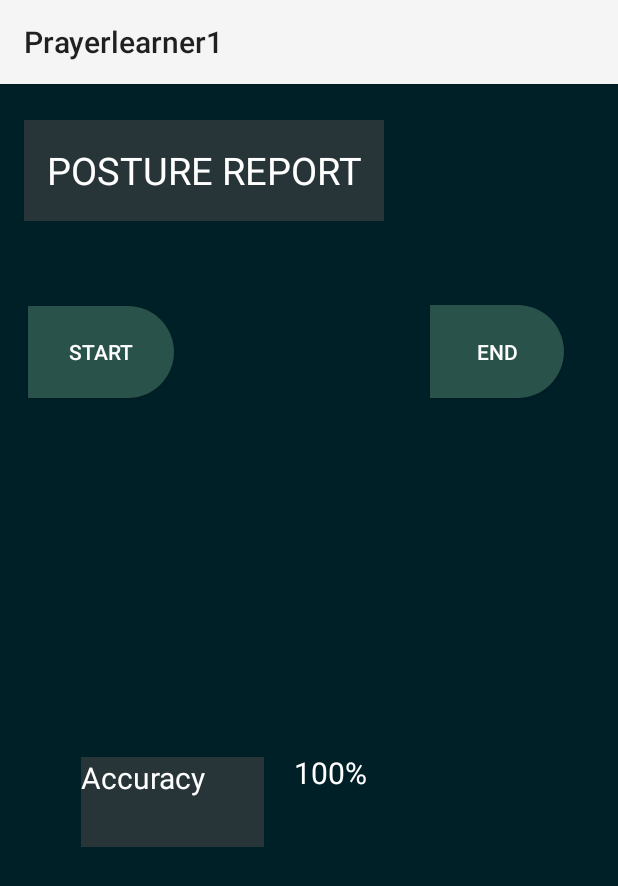
After one commit to dannyz61/Prayer-Learner, an Android app: the PostureResult screen opened directly, with no data from a screen before it, on a phone screen of 412 x 824 dp. The commit adds this screen. Shown: the top 886 px of the screen. Run offline under Robolectric (Android 15) with nearby library versions, the phone set to English and light mode, and no system bars; libraries missing offline, so code that uses them is left out: com.chaquo.python, com.opencsv.

Commit message:
Seprate Posture File Generated

```diff
--- /dev/null
+++ b/app/src/main/java/com/example/prayerlearner1/PostureResult.java
@@ -0,0 +1,154 @@
+package com.example.prayerlearner1;
+
+import androidx.appcompat.app.AppCompatActivity;
+import androidx.core.app.ActivityCompat;
+
+import android.Manifest;
+import android.content.Intent;
+import android.content.pm.PackageManager;
+import android.hardware.Sensor;
+import android.hardware.SensorEvent;
+import android.hardware.SensorEventListener;
+import android.hardware.SensorManager;
+import android.os.Bundle;
+import android.provider.Settings;
+import android.util.Log;
+import android.view.View;
+import android.widget.TextView;
+import android.widget.Toast;
+
+import com.chaquo.python.PyObject;
+import com.chaquo.python.Python;
+import com.chaquo.python.android.AndroidPlatform;
+import com.opencsv.CSVWriter;
+
+import java.io.FileWriter;
+import java.io.IOException;
+import java.math.BigDecimal;
+import java.util.ArrayList;
+import java.util.List;
+
+public class PostureResult extends AppCompatActivity implements SensorEventListener  {
+    SensorManager sensorManager, sensorManager1, sensorManager2;
+    List<String[]> data;
+    Long lastTimeUpdate;
+    View v;
+    TextView acc0,acc1,acc2,gyr0,gyr1,gyr2,meg0,meg1,meg2;
+    String csv = "/sdcard/Download/SensorData.csv";// Here csv
+    @Override
+    protected void onCreate(Bundle savedInstanceState) {
+        super.onCreate(savedInstanceState);
+        setContentView(R.layout.activity_posture_result);
+        ActivityCompat.requestPermissions(this, new String[]{Manifest.permission.WRITE_EXTERNAL_STORAGE, Manifest.permission.MANAGE_EXTERNAL_STORAGE, Manifest.permission.READ_EXTERNAL_STORAGE}, PackageManager.PERMISSION_GRANTED);
+
+        data = new ArrayList<String[]>();
+//        data.add(new String[]{"Sensors"," ", " ", "Accelemeter", " ", ""," ", "Gyrometer", "", "","", "Magnetometer", ""});
+        data.add(new String[]{"Axis", "TS1","X1", "Y1", "Z1", "TS2","X2", "Y2", "Z2","TS3", "X3", "Y3", "Z3"});
+
+
+        sensorManager = (SensorManager) getSystemService(SENSOR_SERVICE);
+        sensorManager1 = (SensorManager) getSystemService(SENSOR_SERVICE);
+        sensorManager2 = (SensorManager) getSystemService(SENSOR_SERVICE);
+    }
+
+
+    public void start_file(View view) {
+        sensorManager2.registerListener(this, sensorManager2.getDefaultSensor(Sensor.TYPE_MAGNETIC_FIELD), SensorManager.SENSOR_DELAY_NORMAL);
+        sensorManager1.registerListener(this, sensorManager1.getDefaultSensor(Sensor.TYPE_ACCELEROMETER), SensorManager.SENSOR_DELAY_NORMAL);
+        sensorManager.registerListener(this, sensorManager.getDefaultSensor(Sensor.TYPE_GYROSCOPE), SensorManager.SENSOR_DELAY_NORMAL);
+    }
+
+    @Override
+    public void onSensorChanged(SensorEvent event) {
+        if (event.sensor.getType() == Sensor.TYPE_ACCELEROMETER) {
+            getMyAccelerometerValues(event);
+        } else if (event.sensor.getType() == Sensor.TYPE_GYROSCOPE) {
+            getMyGyroscope(event);
+        } else if (event.sensor.getType() == Sensor.TYPE_MAGNETIC_FIELD) {
+            getMyMagneticfield(event);
+        }
+
+    }
+    public void getMyAccelerometerValues(SensorEvent event) {
+        float[] values = event.values;
+        float x = values[0];
+        float y = values[1];
+        float z = values[2];
+        BigDecimal bd = new BigDecimal(event.timestamp);
+        long val = bd.longValue();
+        Log.d("danny", "getMyAccelerometerValues: "+val);
+        data.add(new String[]{"",String.valueOf(val), String.valueOf((float) event.values[0]), String.valueOf((float) event.values[1]), String.valueOf((float) event.values[2]),"", "", "", "", "", "", ""});
+//        acc0.setText(String.valueOf(x));
+//        acc1.setText(String.valueOf(y));
+//        acc2.setText(String.valueOf(z));
+//        Toast.makeText(this,"accelerometer data \nvalue of x is "+x+"\nvalue of Y "+y+"\nvalue of z "+z,Toast.LENGTH_LONG).show();
+//        getWindow().getDecorView().setBackgroundColor(Color.RED);
+
+    }
+
+    public void getMyGyroscope(SensorEvent event) {
+        float[] values = event.values;
+        float x = values[0];
+        float y = values[1];
+        float z = values[2];
+        BigDecimal bd = new BigDecimal(event.timestamp);
+        long val = bd.longValue();
+        data.add(new String[]{"","", "", "","", String.valueOf(val), String.valueOf((float) event.values[0]), String.valueOf((float) event.values[1]), String.valueOf((float) event.values[2]),"", "", "", ""});
+//        gyr0.setText(String.valueOf(x));
+//        gyr1.setText(String.valueOf(y));
+//        gyr2.setText(String.valueOf(z));
+        //Toast.makeText(this,"Gyroscope data \nvalue of x is "+x+"\nvalue of Y "+y+"value of z "+z,Toast.LENGTH_LONG).show();
+        // getWindow().getDecorView().setBackgroundColor(Color.RED);
+
+    }
+
+    public void getMyMagneticfield(SensorEvent event) {
+        float[] values = event.values;
+        float x = values[0];
+        float y = values[1];
+        float z = values[2];
+        BigDecimal bd = new BigDecimal(event.timestamp);
+        long val = bd.longValue();
+        data.add(new String[]{"","", "", "", "", "", "","","", String.valueOf(val), String.valueOf((float) event.values[0]), String.valueOf((float) event.values[1]), String.valueOf((float) event.values[2])});
+//        meg0.setText(String.valueOf(x));
+//        meg1.setText(String.valueOf(y));
+//        meg2.setText(String.valueOf(z));
+        // Toast.makeText(this,"Magnetometer data \nvalue of x is "+x+"\nvalue of Y "+y+"value of z "+z,Toast.LENGTH_LONG).show();
+        // getWindow().getDecorView().setBackgroundColor(Color.RED);
+
+    }
+
+
+    @Override
+    public void onAccuracyChanged(Sensor sensor, int accuracy) {
+
+    }
+
+    public void end_file(View view) {
+        try {
+            sensorManager.unregisterListener(this);
+            sensorManager1.unregisterListener(this);
+            sensorManager2.unregisterListener(this);
+            CSVWriter writer1;
+            writer1 = null;
+            writer1 = new CSVWriter(new FileWriter(csv));
+            Toast.makeText(this, "Data Exported "+csv+" Succesfully", Toast.LENGTH_LONG).show();
+            writer1.writeAll(data); // data is adding to csv
+            writer1.close();
+            if (! Python.isStarted()) {
+                Python.start(new AndroidPlatform(this));
+            }
+            Python py=Python.getInstance();
+            PyObject pyobj = py.getModule("myscript");
+            PyObject obj = pyobj.callAttr("main");
+
+        } catch (IOException e) {
+            Toast.makeText(this, "File not Created \nYour System Storage is not acceccible", Toast.LENGTH_SHORT).show();
+            startActivity(new Intent(Settings.ACTION_MANAGE_ALL_FILES_ACCESS_PERMISSION));
+            Toast.makeText(this, "Allow Prayer Learner to Access Files", Toast.LENGTH_SHORT).show();
+            e.printStackTrace();
+
+        }
+
+    }
+}
--- a/app/src/main/java/com/example/prayerlearner1/QiblaDirection.java
+++ b/app/src/main/java/com/example/prayerlearner1/QiblaDirection.java
@@ -74,7 +74,7 @@ public class QiblaDirection extends AppCompatActivity implements SensorEventList
     @Override
     public void onSensorChanged(SensorEvent event) {
         int degree =Math.round(event.values[0]) ;
-        RotateAnimation animation=new RotateAnimation(currentDegree,-degree,Animation.RELATIVE_TO_SELF, 0.5f,Animation.RELATIVE_TO_SELF, 0.5f);
+        RotateAnimation animation=new RotateAnimation(-currentDegree-60,-degree,Animation.RELATIVE_TO_SELF, 0.5f,Animation.RELATIVE_TO_SELF, 0.5f);
         animation.setDuration( 500) ;
         animation. setFillAfter( true) ;
         qibla_view.setAnimation (animation) ;
--- /dev/null
+++ b/app/src/main/res/layout/activity_posture_result.xml
@@ -0,0 +1,80 @@
+<?xml version="1.0" encoding="utf-8"?>
+<androidx.constraintlayout.widget.ConstraintLayout xmlns:android="http://schemas.android.com/apk/res/android"
+    xmlns:app="http://schemas.android.com/apk/res-auto"
+    xmlns:tools="http://schemas.android.com/tools"
+    android:layout_width="match_parent"
+    android:layout_height="match_parent"
+    android:background="#002028"
+    tools:context=".PostureResult">
+
+    <TextView
+        android:id="@+id/textView15"
+        android:layout_width="240dp"
+        android:layout_height="67dp"
+        android:layout_marginStart="16dp"
+        android:layout_marginTop="24dp"
+        android:background="#9444"
+        android:gravity="center"
+        android:text="POSTURE REPORT"
+        android:textAlignment="center"
+        android:textColor="@color/white"
+        android:textSize="25dp"
+        app:layout_constraintStart_toStartOf="parent"
+        app:layout_constraintTop_toTopOf="parent" />
+
+    <TextView
+        android:id="@+id/textView36"
+        android:layout_width="122dp"
+        android:layout_height="60dp"
+        android:layout_marginStart="196dp"
+        android:layout_marginTop="236dp"
+        android:text="100%"
+        android:textColor="@color/white"
+        android:textSize="20sp"
+        app:layout_constraintStart_toStartOf="parent"
+        app:layout_constraintTop_toBottomOf="@+id/button12" />
+
+    <TextView
+        android:id="@+id/textView22"
+        android:layout_width="122dp"
+        android:layout_height="60dp"
+        android:layout_marginStart="40dp"
+        android:layout_marginTop="239dp"
+        android:background="#9444"
+        android:text="Accuracy"
+        android:textColor="@color/white"
+        android:textSize="20sp"
+        app:layout_constraintEnd_toStartOf="@+id/textView36"
+        app:layout_constraintHorizontal_bias="0.411"
+        app:layout_constraintStart_toStartOf="parent"
+        app:layout_constraintTop_toBottomOf="@+id/button5" />
+
+    <Button
+        android:id="@+id/button5"
+        android:layout_width="97dp"
+        android:layout_height="61dp"
+        android:layout_marginTop="148dp"
+        android:layout_marginEnd="296dp"
+        android:background="@drawable/roundbtn"
+        android:onClick="start_file"
+        android:text="Start"
+        android:textColor="@color/white"
+        app:cornerRadius="10sp"
+        app:layout_constraintEnd_toEndOf="parent"
+        app:layout_constraintTop_toTopOf="parent" />
+
+    <Button
+        android:id="@+id/button12"
+        android:layout_width="89dp"
+        android:layout_height="62dp"
+        android:layout_marginTop="56dp"
+        android:layout_marginEnd="36dp"
+        android:background="@drawable/roundbtn"
+        android:text="end"
+        android:onClick="end_file"
+        android:textColor="@color/white"
+        app:cornerRadius="10sp"
+        app:layout_constraintEnd_toEndOf="parent"
+        app:layout_constraintTop_toBottomOf="@+id/textView15" />
+
+</androidx.constraintlayout.widget.ConstraintLayout>
```
Also changed, not shown: app/src/main/AndroidManifest.xml (+12 -8 lines), app/src/main/java/com/example/prayerlearner1/PostureInspection.java (+143 -127 lines), app/src/main/res/layout/activity_posture1.xml (+14 -10 lines).
